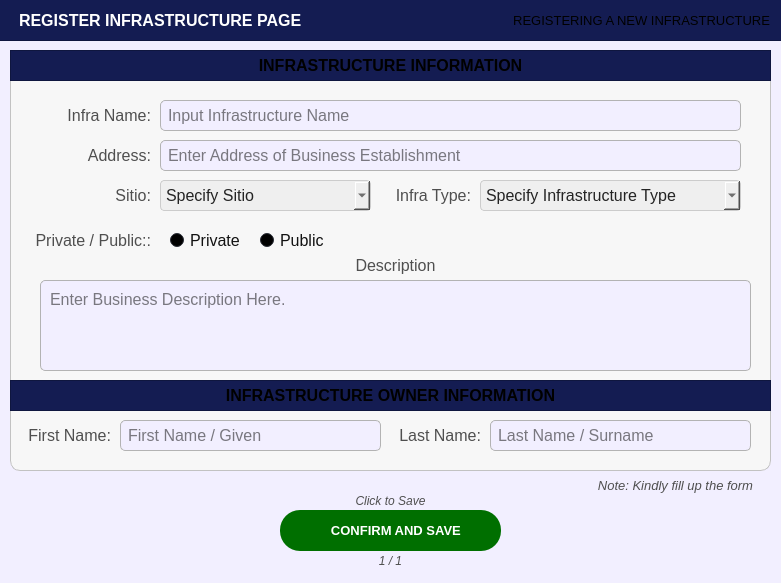
The window that Views/PopUp/Screen_Institutions/register_infrastructure.ui (Yohhannn/Barangay-Records-Statistics-System) describes before a commit, drawn with Qt 5.
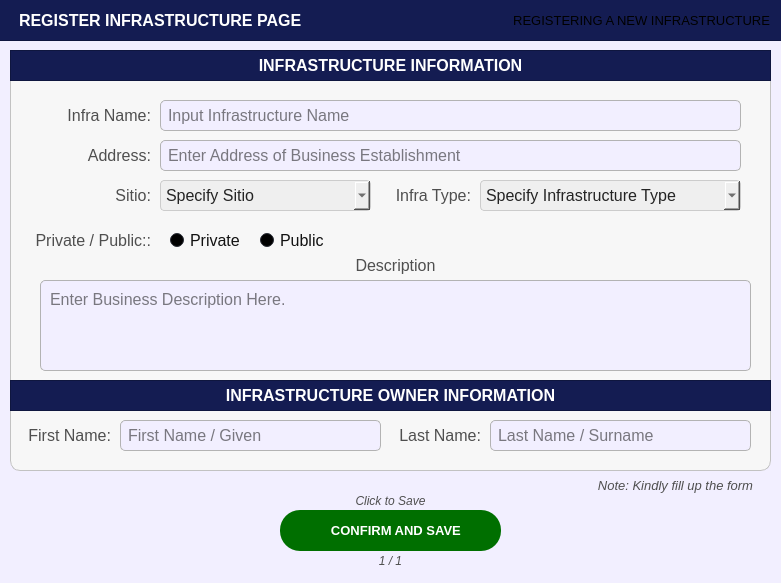
The same window after the commit. Icons and pictures are not drawn.

Patch:
```diff
--- a/Views/PopUp/Screen_Institutions/register_infrastructure.ui
+++ b/Views/PopUp/Screen_Institutions/register_infrastructure.ui
@@ -555,7 +555,7 @@
       </font>
      </property>
      <property name="styleSheet">
-      <string notr="true">#label_title{
+      <string notr="true">#label_title_3{
 	background-color:transparent;
 	color: rgb(255, 255, 255);
 }</string>
@@ -861,7 +861,7 @@
       </font>
      </property>
      <property name="styleSheet">
-      <string notr="true">#label_title{
+      <string notr="true">#label_title_4{
 	background-color:transparent;
 	color: rgb(255, 255, 255);
 }</string>
```
